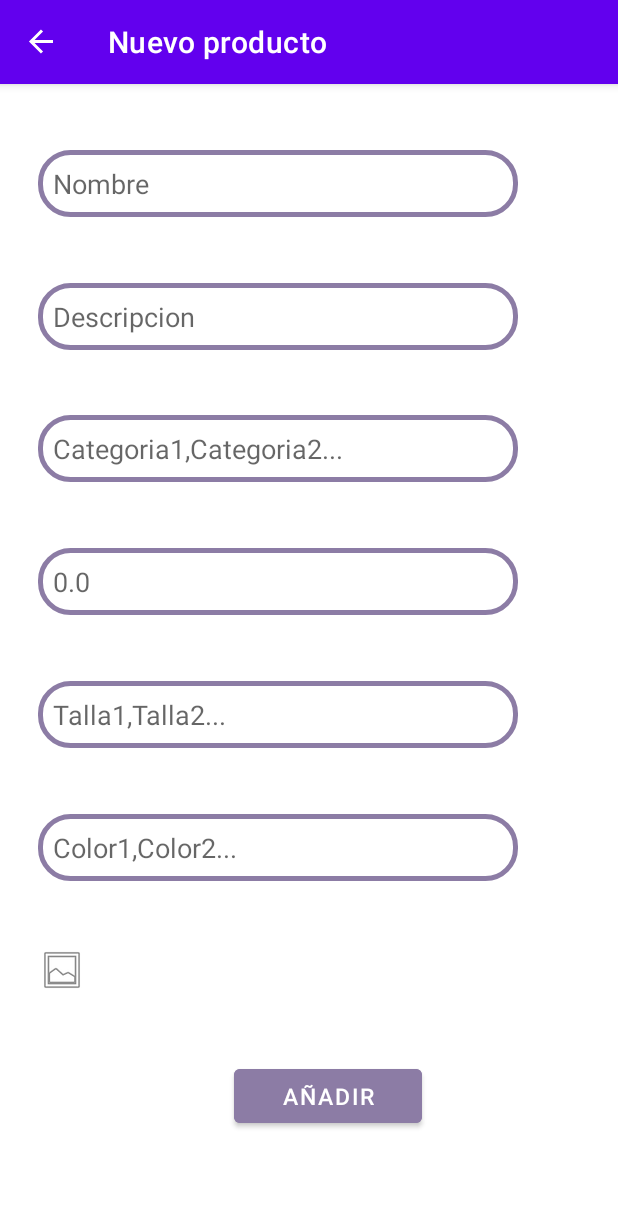
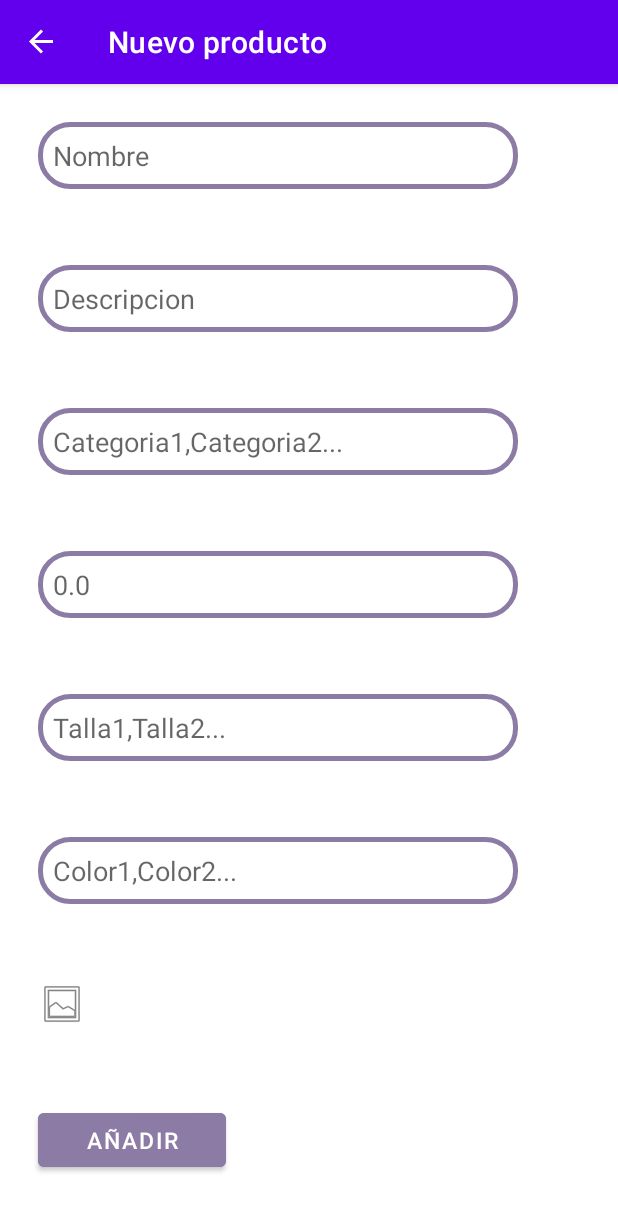
Before and after one commit to EstherTalavera/TiendaLibertalia, an Android app: the ProductoNuevoFragment screen opened through its navigation route, on a phone screen of 412 x 824 dp. Shown: the top 1211 px of the screen. Run offline under Robolectric (Android 15) with nearby library versions, the phone set to English and light mode, and no system bars; our stand-ins replace Firebase (no records; nobody signed in at launch, a user with empty details on screens opened directly), Picasso, navigation-ui; pictures from the network do not load.

Commit message:
mejoras menores en el proyecto y memoria completada

```diff
--- a/App/Libertalia/app/src/main/java/com/estata/libertalia/ui/fragments/EditarProductoFragment.kt
+++ b/App/Libertalia/app/src/main/java/com/estata/libertalia/ui/fragments/EditarProductoFragment.kt
@@ -14,6 +14,7 @@ import androidx.navigation.findNavController
 import com.estata.libertalia.R
 import com.estata.libertalia.data.modelo.Producto
 import com.estata.libertalia.data.repositorio.FirebaseRepos
+import com.squareup.picasso.Picasso
 
 class EditarProductoFragment : Fragment() {
     private var producto : Producto? = null
@@ -61,6 +62,7 @@ class EditarProductoFragment : Fragment() {
         val edtPrecio: EditText = requireView().findViewById(R.id.edtPrecio)
         val edtTallas: EditText = requireView().findViewById(R.id.edtTallas)
         val edtColores: EditText = requireView().findViewById(R.id.edtColores)
+        val ivImagen: ImageView = requireView().findViewById(R.id.ivImagen)
 
         //Insertar valores en los campos
         edtNombre.setText(producto?.nombre)
@@ -69,6 +71,7 @@ class EditarProductoFragment : Fragment() {
         edtPrecio.setText(producto?.precio.toString())
         edtTallas.setText(producto?.tallas.toString())
         edtColores.setText(producto?.colores.toString())
+        Picasso.get().load(producto!!.imagenes[0]).into(ivImagen)
 
         //Listener para cambiar los datos y regresar a la pantalla de admin
         btnEditar.setOnClickListener{
--- a/App/Libertalia/app/src/main/java/com/estata/libertalia/ui/fragments/ProductoNuevoFragment.kt
+++ b/App/Libertalia/app/src/main/java/com/estata/libertalia/ui/fragments/ProductoNuevoFragment.kt
@@ -14,6 +14,7 @@ import android.widget.ImageView
 import androidx.navigation.findNavController
 import com.estata.libertalia.R
 import com.estata.libertalia.data.repositorio.FirebaseRepos
+import com.squareup.picasso.Picasso
 
 class ProductoNuevoFragment : Fragment() {
     private val GALLERY_INTENT = 1
@@ -46,6 +47,7 @@ class ProductoNuevoFragment : Fragment() {
             val edtPrecio: EditText = requireView().findViewById(R.id.edtPrecio)
             val edtTallas: EditText = requireView().findViewById(R.id.edtTallas)
             val edtColores: EditText = requireView().findViewById(R.id.edtColores)
+            val ivImagen: ImageView = requireView().findViewById(R.id.ivImagen)
 
             //Combrueba si hay una o mas tallas
             var tallas = ArrayList<String>()
@@ -69,6 +71,8 @@ class ProductoNuevoFragment : Fragment() {
             //Añade las URLs de las imagenes a la lista
             val imgUri = data?.data
             listaUrls.add(imgUri!!)
+
+            Picasso.get().load(listaUrls[0]).into(ivImagen)
 
             repos = FirebaseRepos()
             repos.addProducto(edtNombre.text.toString(), edtDescripcion.text.toString(), edtCategorias.text.toString(),
--- a/App/Libertalia/app/src/main/java/com/estata/libertalia/viewholder/PedidoEstadoViewHolder.kt
+++ b/App/Libertalia/app/src/main/java/com/estata/libertalia/viewholder/PedidoEstadoViewHolder.kt
@@ -11,7 +11,7 @@ class PedidoEstadoViewHolder(view: View): RecyclerView.ViewHolder(view) {
     fun bind (pedido: Pedido) {
         binding.tvId.text = pedido.id
         binding.tvEstado.text = pedido.estado
-        binding.tvNumProd.text = pedido.totalProductos.toString()
-        binding.tvTotal.text = pedido.precioTotal.toString()
+        binding.tvNumProd.text = pedido.totalProductos
+        binding.tvTotal.text = pedido.precioTotal + " €"
     }
 }
--- a/App/Libertalia/app/src/main/java/com/estata/libertalia/viewholder/PedidoHistorialViewHolder.kt
+++ b/App/Libertalia/app/src/main/java/com/estata/libertalia/viewholder/PedidoHistorialViewHolder.kt
@@ -10,7 +10,7 @@ class PedidoHistorialViewHolder(view: View): RecyclerView.ViewHolder(view) {
 
     fun bind (pedido: Pedido) {
         binding.tvId.text = pedido.id
-        binding.tvNumProd.text = pedido.totalProductos.toString()
-        binding.tvTotal.text = pedido.precioTotal.toString()
+        binding.tvNumProd.text = pedido.totalProductos
+        binding.tvTotal.text = pedido.precioTotal + " €"
     }
 }
--- a/App/Libertalia/app/src/main/res/layout/fragment_producto_nuevo.xml
+++ b/App/Libertalia/app/src/main/res/layout/fragment_producto_nuevo.xml
@@ -1,10 +1,20 @@
 <?xml version="1.0" encoding="utf-8"?>
-<androidx.constraintlayout.widget.ConstraintLayout xmlns:android="http://schemas.android.com/apk/res/android"
+<LinearLayout
+    xmlns:android="http://schemas.android.com/apk/res/android"
     xmlns:tools="http://schemas.android.com/tools"
     android:layout_width="match_parent"
     android:layout_height="match_parent"
-    xmlns:app="http://schemas.android.com/apk/res-auto"
-    tools:context=".ui.fragments.ProductoNuevoFragment">
+    tools:context=".ui.fragments.ProductoNuevoFragment"
+    android:orientation="vertical">
+
+        <ScrollView
+            android:layout_width="match_parent"
+            android:layout_height="wrap_content">
+
+                <LinearLayout
+                    android:layout_width="match_parent"
+                    android:layout_height="wrap_content"
+                    android:orientation="vertical">
 
                         <EditText
                             android:id="@+id/edtNombre"
@@ -13,10 +23,7 @@
                             android:ems="15"
                             android:hint="Nombre"
                             android:background="@drawable/bg_edittext"
-            app:layout_constraintStart_toStartOf="parent"
-            android:layout_marginStart="25dp"
-            app:layout_constraintTop_toTopOf="parent"
-            app:layout_constraintBottom_toTopOf="@id/edtDescripcion"
+                            android:layout_margin="25dp"
                             />
 
                         <EditText
@@ -26,10 +33,7 @@
                             android:ems="15"
                             android:hint="Descripcion"
                             android:background="@drawable/bg_edittext"
-            app:layout_constraintStart_toStartOf="parent"
-            android:layout_marginStart="25dp"
-            app:layout_constraintTop_toBottomOf="@id/edtNombre"
-            app:layout_constraintBottom_toTopOf="@id/edtCategorias"
+                            android:layout_margin="25dp"
                             />
 
                         <EditText
@@ -39,10 +43,7 @@
                             android:ems="15"
                             android:hint="Categoria1,Categoria2..."
                             android:background="@drawable/bg_edittext"
-            app:layout_constraintStart_toStartOf="parent"
-            android:layout_marginStart="25dp"
-            app:layout_constraintTop_toBottomOf="@id/edtDescripcion"
-            app:layout_constraintBottom_toTopOf="@id/edtPrecio"
+                            android:layout_margin="25dp"
                             />
 
                         <EditText
@@ -52,10 +53,7 @@
                             android:ems="15"
                             android:hint="0.0"
                             android:background="@drawable/bg_edittext"
-            app:layout_constraintStart_toStartOf="parent"
-            android:layout_marginStart="25dp"
-            app:layout_constraintTop_toBottomOf="@id/edtCategorias"
-            app:layout_constraintBottom_toTopOf="@id/edtTallas"
+                            android:layout_margin="25dp"
                             />
 
                         <EditText
@@ -65,10 +63,7 @@
                             android:ems="15"
                             android:hint="Talla1,Talla2..."
                             android:background="@drawable/bg_edittext"
-            app:layout_constraintStart_toStartOf="parent"
-            android:layout_marginStart="25dp"
-            app:layout_constraintTop_toBottomOf="@id/edtPrecio"
-            app:layout_constraintBottom_toTopOf="@id/edtColores"
+                            android:layout_margin="25dp"
                             />
 
                         <EditText
@@ -78,20 +73,14 @@
                             android:ems="15"
                             android:hint="Color1,Color2..."
                             android:background="@drawable/bg_edittext"
-            app:layout_constraintStart_toStartOf="parent"
-            android:layout_marginStart="25dp"
-            app:layout_constraintTop_toBottomOf="@id/edtTallas"
-            app:layout_constraintBottom_toTopOf="@id/ivImagen"
+                            android:layout_margin="25dp"
                             />
 
                         <ImageView
                             android:id="@+id/ivImagen"
                             android:layout_width="wrap_content"
                             android:layout_height="wrap_content"
-            app:layout_constraintStart_toStartOf="parent"
-            android:layout_marginStart="25dp"
-            app:layout_constraintTop_toBottomOf="@id/edtColores"
-            app:layout_constraintBottom_toTopOf="@id/btnAñadir"
+                            android:layout_margin="25dp"
                             android:src="@android:drawable/ic_menu_gallery"
                             />
 
@@ -102,12 +91,8 @@
                             android:text="Añadir"
                             android:textSize="15dp"
                             android:backgroundTint="@color/moradoLibertalia"
-            app:layout_constraintStart_toStartOf="parent"
-            android:layout_marginStart="25dp"
-            app:layout_constraintEnd_toEndOf="parent"
-            app:layout_constraintTop_toBottomOf="@id/ivImagen"
-            app:layout_constraintBottom_toBottomOf="parent"
-            android:layout_marginBottom="25dp"
+                            android:layout_margin="25dp"
                             />
-
-</androidx.constraintlayout.widget.ConstraintLayout>
+                </LinearLayout>
+        </ScrollView>
+</LinearLayout>
```
Also changed, not shown: App/Libertalia/app/src/main/res/layout/fragment_editar_producto.xml (+24 -39 lines), 7 other files. Lines whose indentation alone changed are shown as unchanged.
